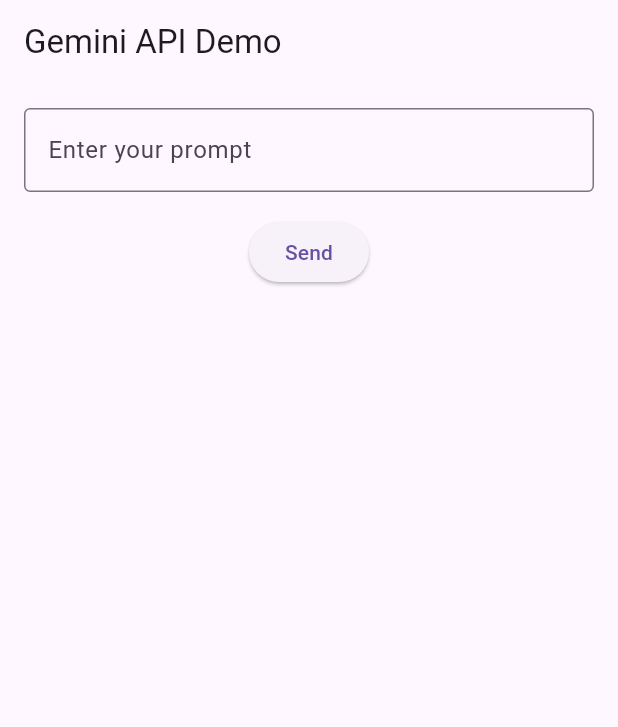
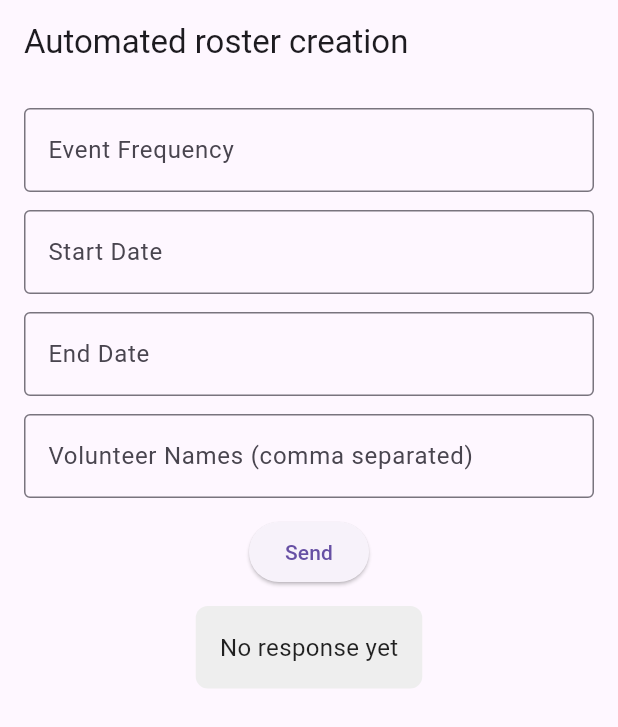
Before and after one commit to Aryasven/AutomatedRosterApp, a Flutter app: the screen it shows after launch, on a phone screen of 412 x 824 dp. Shown: the top 727 px of the screen. Run offline on Flutter 3.47's test engine with Material 3 defaults, Android fonts, the phone set to English and light mode, and no system bars; our stand-ins replace google_generative_ai; missing offline and left inert: syncfusion_flutter_xlsio.

Commit message:
Updated prompt strategy

```diff
--- a/lib/main.dart
+++ b/lib/main.dart
@@ -19,7 +19,7 @@ const apikey = 'AIzaSyCk3FI25_MTfUzrbvgYHKauG-y_Dacobt4';
 final apiKey = apikey; //Platform.environment['API_KEY'];
 // if (apiKey == null) {
 //   print('No \$API_KEY environment variable');
-//   exit(1);
+//   exit(1);a
 // }
 
 final model = GenerativeModel(
@@ -51,17 +51,31 @@ class HomePage extends StatefulWidget {
 }
 
 class _HomePageState extends State<HomePage> {
-  final TextEditingController _controller = TextEditingController();
+  // final TextEditingController _controller = TextEditingController();
+  final TextEditingController _eventFrequencyController = TextEditingController();
+  final TextEditingController _startDateController = TextEditingController();
+  final TextEditingController _endDateController = TextEditingController();
+  final TextEditingController _volunteerNamesController = TextEditingController();
   String _response = '';
   bool _loading = false;
 
-  Future<void> _callGeminiApi(String prompt) async {
+  Future<void> _callGeminiApi(String eventFrequency, String startDate, String endDate, List<String> volunteerNames) async {
     setState(() {
       _loading = true;
     });
 
     try {
-        prompt = "Can you create a roster for me from a list of 10 names for every sunday, starting september 8th, to december end.  There are 3 roles every sunday (09:00 am, 11:00am and 05:00pm). Try to do equal distributions. Make up your names for now. Respond with ONLY a json as output and no other explanation.";
+        // Construct the prompt using user inputs
+        String prompt = '''
+          Can you create a roster for the following volunteering event?
+
+          Event Frequency: $eventFrequency
+          Start Date: $startDate
+          End Date: $endDate
+          Volunteer Names: ${volunteerNames.join(', ')}
+
+          Try to do equal distributions. Respond with ONLY a JSON as output and no other explanation.
+        ''';
         final response = await model.generateContent([Content.text(prompt)]);
         String responseBody = response.text!;
         // Display the response on the webpage
@@ -87,61 +101,67 @@ class _HomePageState extends State<HomePage> {
     }
   }
 
-  Future<void> _saveResponseToFile(dynamic responseBody) async {
-    // DartPluginRegistrant.ensureInitialized();
-    // WidgetsFlutterBinding.ensureInitialized();
-    var path = "/assets";
-    if (!kIsWeb) {
-      var directory = await getApplicationDocumentsDirectory();
-      path = directory.path;
-    }
-    // final directory = await getApplicationDocumentsDirectory();
-    final filePath = '${path}/response.json';
-    final file = File(filePath);
-
-    try {
-      await file.writeAsString(jsonEncode(responseBody));
-      setState(() {
-        _response += '\n\nResponse saved to: $filePath';
-      });
-    } catch (e) {
-      setState(() {
-        _response += '\n\nError saving response: $e';
-      });
-    }
-  }
 
   @override
   Widget build(BuildContext context) {
     return Scaffold(
       appBar: AppBar(
-        title: Text('Gemini API Demo'),
+        title: Text('Automated roster creation'),
       ),
       body: Padding(
         padding: const EdgeInsets.all(16.0),
         child: Column(
           children: [
             TextField(
-              controller: _controller,
+              controller: _eventFrequencyController,
               decoration: InputDecoration(
                 border: OutlineInputBorder(),
-                labelText: 'Enter your prompt',
+                labelText: 'Event Frequency',
               ),
             ),
-            SizedBox(height: 16),
+            SizedBox(height: 12),
+            TextField(
+              controller: _startDateController,
+              decoration: InputDecoration(
+                border: OutlineInputBorder(),
+                labelText: 'Start Date',
+              ),
+            ),
+            SizedBox(height: 12),
+            TextField(
+              controller: _endDateController,
+              decoration: InputDecoration(
+                border: OutlineInputBorder(),
+                labelText: 'End Date',
+              ),
+            ),
+            SizedBox(height: 12),
+            TextField(
+              controller: _volunteerNamesController,
+              decoration: InputDecoration(
+                border: OutlineInputBorder(),
+                labelText: 'Volunteer Names (comma separated)',
+              ),
+            ),
+            SizedBox(height: 12),
             ElevatedButton(
               onPressed: _loading ? null : () {
-                _callGeminiApi(_controller.text);
+                // Convert comma-separated names into a list
+                List<String> volunteerNames = _volunteerNamesController.text.split(',').map((name) => name.trim()).toList();
+
+                _callGeminiApi(
+                  _eventFrequencyController.text,
+                  _startDateController.text,
+                  _endDateController.text,
+                  volunteerNames
+                );
               },
               child: _loading ? CircularProgressIndicator() : Text('Send'),
             ),
-            SizedBox(height: 16),
+            SizedBox(height: 12),
             Expanded(
               child: SingleChildScrollView(
-                child: Text(
-                  _response,
-                  style: TextStyle(fontSize: 16),
-                ),
+                child: ResponseDisplayBox(response: _response),
               ),
             ),
           ],
@@ -149,6 +169,7 @@ class _HomePageState extends State<HomePage> {
       ),
     );
   }
+
 
 
   Future<void> _writeJsonToExcel() async {
@@ -180,7 +201,8 @@ class _HomePageState extends State<HomePage> {
               sheet.getRangeByIndex(row, i + 1).setText(keysList[i].trim());
             }
             // Set the last column to the value
-            sheet.getRangeByIndex(row, keysList.length + 1).setText(value.toString());
+            sheet.getRangeByIndex(row, keysList.length + 1).setText('$key');
+            sheet.getRangeByIndex(row, keysList.length + 2).setText(value.toString());
 
             row++;
           }
@@ -217,6 +239,7 @@ class ResponseDisplayBox extends StatelessWidget {
   ResponseDisplayBox({required this.response});
 
   @override
+
   Widget build(BuildContext context) {
     return Container(
       padding: EdgeInsets.all(16.0),
@@ -232,36 +255,3 @@ class ResponseDisplayBox extends StatelessWidget {
     );
   }
 }
-
-/// Function to find the depth (layers) of a nested map.
-int findMapDepth(Map<dynamic, dynamic> map) {
-  int maxDepth = 1;
-
-  for (var value in map.values) {
-    if (value is Map) {
-      // Recursively find the depth of the nested map and compare it to maxDepth
-      int currentDepth = 1 + findMapDepth(value);
-      if (currentDepth > maxDepth) {
-        maxDepth = currentDepth;
-      }
-    }
-  }
-  return maxDepth;
-}
-
-/// Function to flatten a nested map
-Map<dynamic, dynamic> flattenMap(Map<dynamic, dynamic> map, [String prefix = '']) {
-  Map<dynamic, dynamic> flatMap = {};
-
-  map.forEach((key, value) {
-    if (value is Map) {
-      // Recursively flatten the map and append keys
-      flatMap.addAll(flattenMap(value, '$prefix$key.'));
-    } else {
-      // Add non-map values to flatMap with the full key path
-      flatMap['$prefix$key'] = value;
-    }
-  });
-
-  return flatMap;
-}
```
